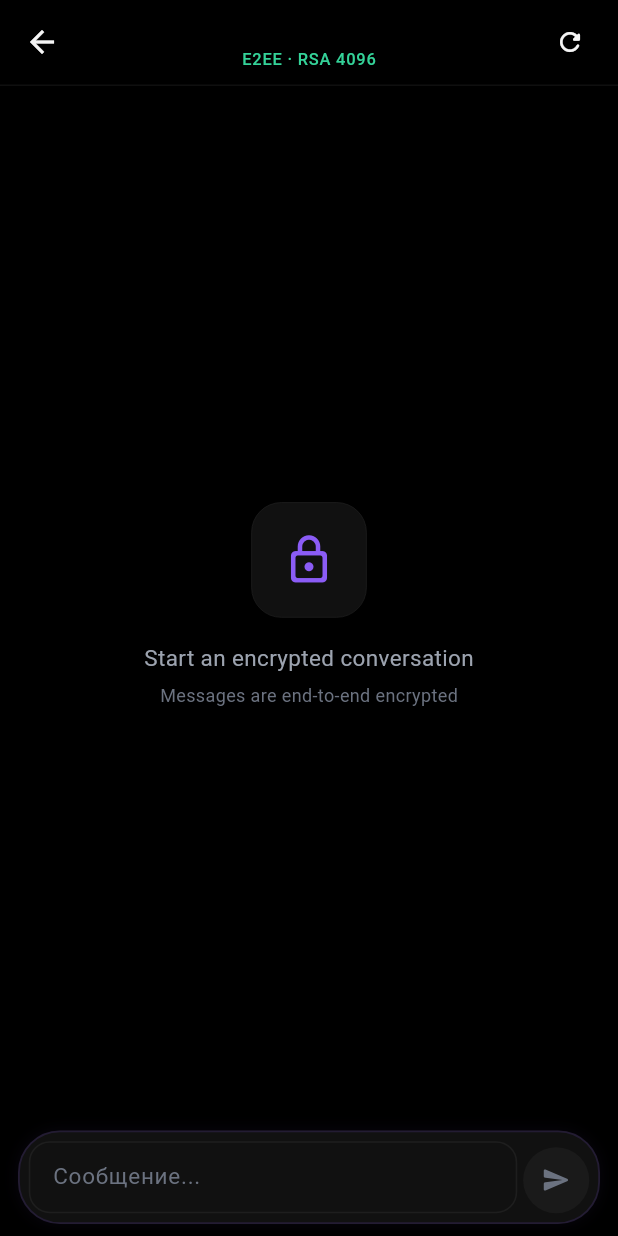
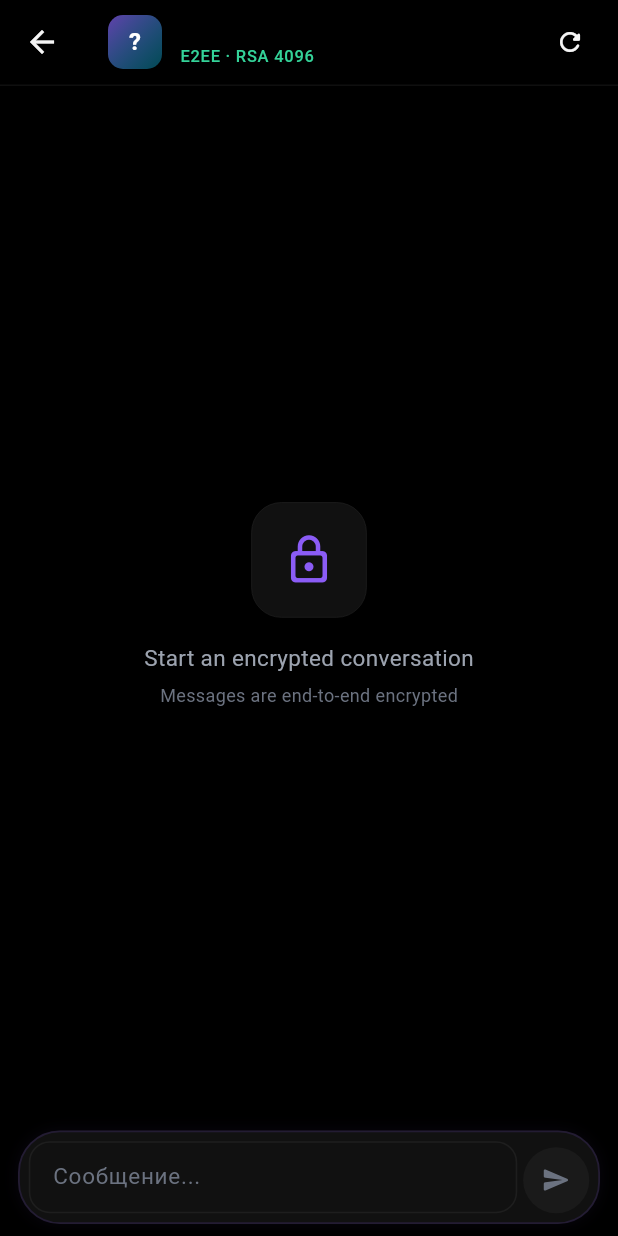
Before and after one commit to kait1x/shade, a Flutter app: the ChatScreen screen opened directly with empty values, on a phone screen of 412 x 824 dp. Run offline on Flutter 3.47's test engine with Material 3 defaults, Android fonts, the phone set to English and light mode, and no system bars; our stand-ins replace firebase_core, firebase_messaging, flutter_local_notifications, flutter_riverpod, flutter_secure_storage, go_router and 4 more; missing offline and left inert: encrypt, fast_rsa; accounts and stored records are empty; project files that could hold a hidden picture were left out.

Commit message:
feat: avatar + name in chat header, typing in header, better typing detection

```diff
--- a/lib/features/chats/presentation/screens/chat_screen.dart
+++ b/lib/features/chats/presentation/screens/chat_screen.dart
@@ -299,15 +299,67 @@ class ChatScreen extends ConsumerWidget {
     return Scaffold(
       resizeToAvoidBottomInset: true,
       appBar: AppBar(
-        title: Column(
-          crossAxisAlignment: CrossAxisAlignment.start,
+        leadingWidth: 56,
+        title: Row(
           children: [
-            Text(args.conversationName),
-            Text(
-              'E2EE · RSA 4096',
-              style: Theme.of(context).textTheme.labelSmall?.copyWith(
-                    color: ShadeColors.greenAccent,
+            // Avatar
+            Container(
+              width: 36,
+              height: 36,
+              decoration: BoxDecoration(
+                gradient: LinearGradient(
+                  colors: [
+                    ShadeColors.violet.withOpacity(0.7),
+                    ShadeColors.cyan.withOpacity(0.4),
+                  ],
+                  begin: Alignment.topLeft,
+                  end: Alignment.bottomRight,
+                ),
+                borderRadius: BorderRadius.circular(10),
+              ),
+              child: Center(
+                child: Text(
+                  args.conversationName.isNotEmpty
+                      ? args.conversationName[0].toUpperCase()
+                      : '?',
+                  style: const TextStyle(
+                    fontSize: 16,
+                    fontWeight: FontWeight.bold,
+                    color: Colors.white,
                   ),
+                ),
+              ),
+            ),
+            const SizedBox(width: 12),
+            // Name + status
+            Expanded(
+              child: Column(
+                crossAxisAlignment: CrossAxisAlignment.start,
+                children: [
+                  Text(
+                    args.conversationName,
+                    style: const TextStyle(
+                      fontSize: 16,
+                      fontWeight: FontWeight.w600,
+                    ),
+                  ),
+                  if (messagesState.isRecipientTyping)
+                    Text(
+                      'печатает...',
+                      style: Theme.of(context).textTheme.labelSmall?.copyWith(
+                            color: ShadeColors.cyan,
+                            fontStyle: FontStyle.italic,
+                          ),
+                    )
+                  else
+                    Text(
+                      'E2EE · RSA 4096',
+                      style: Theme.of(context).textTheme.labelSmall?.copyWith(
+                            color: ShadeColors.greenAccent,
+                          ),
+                    ),
+                ],
+              ),
             ),
           ],
         ),
@@ -336,32 +388,6 @@ class ChatScreen extends ConsumerWidget {
               onRefresh: () => notifier.refresh(),
             ),
           ),
-          // Typing indicator
-          if (messagesState.isRecipientTyping)
-            Padding(
-              padding: const EdgeInsets.only(left: 16, bottom: 4),
-              child: Row(
-                children: [
-                  Text(
-                    '${args.conversationName} печатает',
-                    style: TextStyle(
-                      fontSize: 12,
-                      color: ShadeColors.textMuted,
-                      fontStyle: FontStyle.italic,
-                    ),
-                  ),
-                  const SizedBox(width: 8),
-                  SizedBox(
-                    width: 16,
-                    height: 16,
-                    child: CircularProgressIndicator(
-                      strokeWidth: 1.5,
-                      color: ShadeColors.violet.withOpacity(0.5),
-                    ),
-                  ),
-                ],
-              ),
-            ),
           // Input area
           MessageInput(
             onSend: (text) => notifier.sendAndEncrypt(text),
--- a/lib/features/chats/presentation/widgets/message_input.dart
+++ b/lib/features/chats/presentation/widgets/message_input.dart
@@ -1,3 +1,5 @@
+import 'dart:async';
+
 import 'package:flutter/material.dart';
 import 'package:shade/main.dart';
 
@@ -23,6 +25,7 @@ class _MessageInputState extends State<MessageInput>
   final _controller = TextEditingController();
   final _focusNode = FocusNode();
   bool _hasText = false;
+  Timer? _stopTypingTimer;
   late AnimationController _glowController;
   late Animation<double> _glowAnimation;
 
@@ -33,12 +36,18 @@ class _MessageInputState extends State<MessageInput>
       final hasText = _controller.text.trim().isNotEmpty;
       if (hasText != _hasText) {
         setState(() => _hasText = hasText);
-        // Send typing indicator
-        if (hasText) {
-          widget.onTyping?.call();
-        } else {
+      }
+      if (hasText) {
+        // Send typing indicator on every keystroke
+        widget.onTyping?.call();
+        // Reset stop typing timer
+        _stopTypingTimer?.cancel();
+        _stopTypingTimer = Timer(const Duration(seconds: 2), () {
           widget.onStopTyping?.call();
-        }
+        });
+      } else {
+        _stopTypingTimer?.cancel();
+        widget.onStopTyping?.call();
       }
     });
 
@@ -59,6 +68,7 @@ class _MessageInputState extends State<MessageInput>
     _controller.dispose();
     _focusNode.dispose();
     _glowController.dispose();
+    _stopTypingTimer?.cancel();
     super.dispose();
   }
 
```
